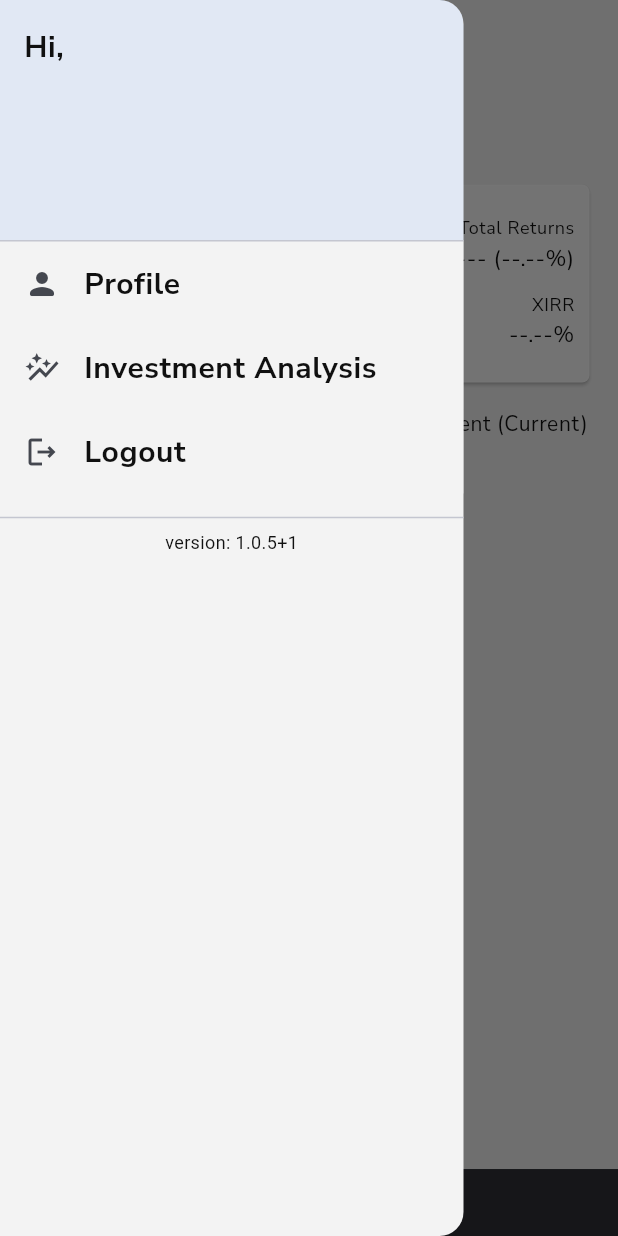
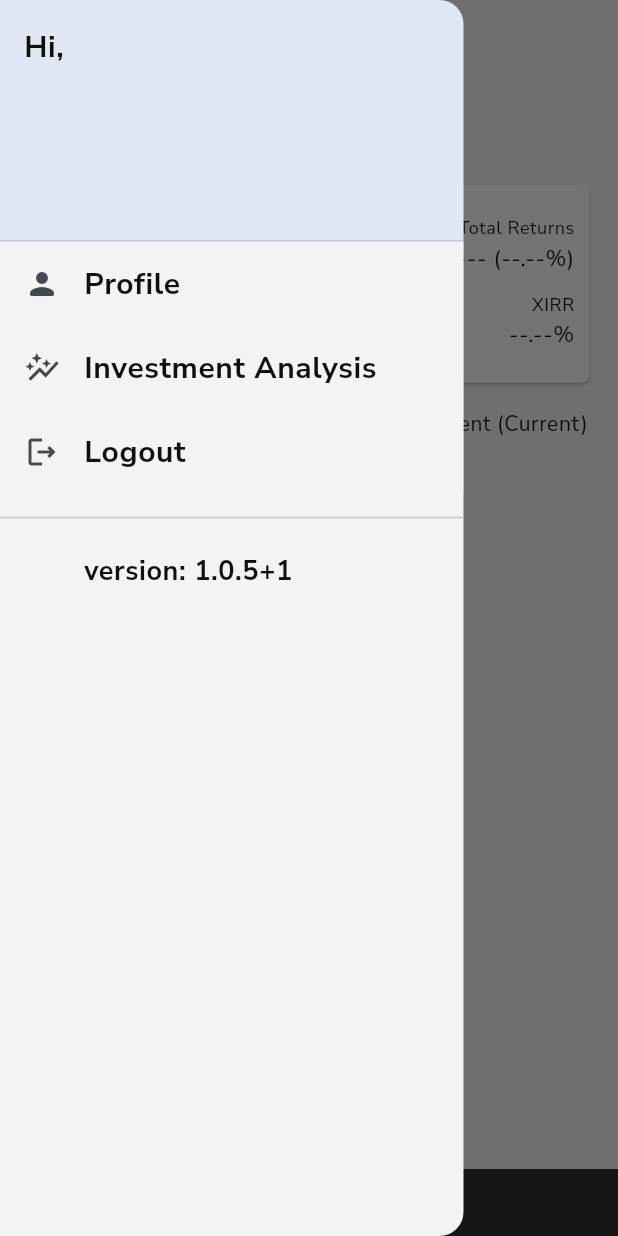
Before and after one commit to pramod0/potential, a Flutter app: the Dashboard screen opened directly, with the side drawer open, on a phone screen of 412 x 824 dp. Run offline on Flutter 3.47's test engine with Material 3 defaults, Android fonts, the phone set to English and light mode, and no system bars; drawn by our look-alikes of auto_size_text; our stand-ins replace flutter_easyloading, google_fonts, jwt_decoder, package_info, shared_preferences, syncfusion_flutter_charts; accounts and stored records are empty.

Commit message:
not solved version issue , irr removed

```diff
--- a/lib/screens/dashboard.dart
+++ b/lib/screens/dashboard.dart
@@ -1,23 +1,19 @@
 import 'dart:convert';
 
 import 'package:auto_size_text/auto_size_text.dart';
-import 'package:flutter/cupertino.dart';
 import 'package:flutter/foundation.dart';
 import 'package:flutter/material.dart';
 import 'package:flutter/services.dart';
-import 'package:flutter/widgets.dart';
 import 'package:flutter_easyloading/flutter_easyloading.dart';
 import 'package:intl/intl.dart';
+import 'package:package_info/package_info.dart';
 // import 'package:google_fonts/google_fonts.dart';
 import 'package:potential/app_assets_constants/AppColors.dart';
 import 'package:potential/models/token.dart';
 import 'package:potential/screens/graph_page.dart';
 import 'package:potential/screens/profile_page.dart';
 import 'package:potential/screens/schemeSummaryScreen.dart';
-import 'package:potential/utils/elevated_expaned.dart';
-// import 'package:potential/screens/settings_page.dart';
 import 'package:shared_preferences/shared_preferences.dart';
-import 'package:package_info/package_info.dart';
 
 import '../ApiService.dart';
 import '../app_assets_constants/app_strings.dart';
@@ -156,7 +152,6 @@ class _DashboardState extends State<Dashboard> {
   }
 
   Future<String> getData() async {
-
     SystemChannels.textInput.invokeMethod('TextInput.hide');
     bool connectionResult = await NetWorkUtil().checkInternetConnection();
     if (!connectionResult) {
@@ -284,7 +279,6 @@ class _DashboardState extends State<Dashboard> {
     });
     _getVersion();
     super.initState();
-
   }
 
   String _version = "0.0.0";
@@ -292,7 +286,9 @@ class _DashboardState extends State<Dashboard> {
     PackageInfo packageInfo = await PackageInfo.fromPlatform();
     setState(() {
       _version = "${packageInfo.version}+${packageInfo.buildNumber}";
+      if (kDebugMode) {
         print(_version);
+      }
     });
   }
 
@@ -376,13 +372,16 @@ class _DashboardState extends State<Dashboard> {
               elevation: 0,
               backgroundColor: hexToColor(AppColors.appThemeColor),
               width: MediaQuery.of(context).size.width * 0.75,
+              child: Container(
+                padding: EdgeInsets.zero,
                 child: ListView(
                   // Important: Remove any padding from the ListView.
                   // itemExtent: 100,
-                padding: EdgeInsets.zero,
+                  // padding: EdgeInsets.zero,
                   children: [
                     DrawerHeader(
                       margin: EdgeInsets.zero,
+                      // padding: EdgeInsets.zero,
                       decoration: BoxDecoration(
                         color: Colors.blueAccent.withOpacity(0.1),
                       ),
@@ -510,7 +509,7 @@ class _DashboardState extends State<Dashboard> {
                         // ),
                         ListTile(
                           tileColor: hexToColor(AppColors.appThemeColor),
-                        leading: Icon(Icons.logout_outlined),
+                          leading: const Icon(Icons.logout_outlined),
                           title: Text(
                             AppStrings.logoutButtonText,
                             style: kGoogleStyleTexts.copyWith(
@@ -524,14 +523,19 @@ class _DashboardState extends State<Dashboard> {
 
                         const SizedBox(height: 8), // Add some spacing
                         const Divider(), // Add a divider
-                      Padding(
-                        padding: const EdgeInsets.symmetric(horizontal: 16.0),
-                        child: Text(
+                        ListTile(
+                          // padding: const EdgeInsets.symmetric(horizontal: 16.0),
+                          // alignment: Alignm/ent.bottomLeft,
+                          leading: const SizedBox.shrink(),
+                          // leading: const Icon(Icons.ver),
+
+                          title: Text(
                             'version: $_version',
-                          textAlign: TextAlign.end,
-                          style: TextStyle(
-                            color: hexToColor(AppColors.blackTextColor),
-                            fontSize: 12.0,
+                            // textAlign: TextAlign.s,
+                            style: kGoogleStyleTexts.copyWith(
+                              fontWeight: FontWeight.w700,
+                              fontSize: 18,
+                              color: hexToColor(AppColors.blackTextColor),
                             ),
                           ),
                         ),
@@ -541,7 +545,7 @@ class _DashboardState extends State<Dashboard> {
                     // Flex(direction: Axis.vertical, children: [SizedBox()]),
                   ],
                 ),
-
+              ),
             ),
             backgroundColor: hexToColor(AppColors.appThemeColor),
             body: AllData.investedData.current != 0
@@ -552,7 +556,6 @@ class _DashboardState extends State<Dashboard> {
       ),
     );
   }
-
 
   SingleChildScrollView buildMainDataScreen(BuildContext context) {
     return SingleChildScrollView(
--- a/lib/screens/graph_page.dart
+++ b/lib/screens/graph_page.dart
@@ -1,7 +1,7 @@
 import 'package:flutter/material.dart';
 import 'package:potential/utils/AllData.dart';
+import 'package:provider/provider.dart';
 import 'package:syncfusion_flutter_charts/charts.dart';
-import 'package:provider/provider.dart';
 
 import '../app_assets_constants/AppColors.dart';
 import '../utils/appTools.dart';
--- a/lib/screens/settings_page.dart
+++ b/lib/screens/settings_page.dart
@@ -1,6 +1,8 @@
 import 'package:flutter/material.dart';
 
 class SettingsPage extends StatefulWidget {
+  const SettingsPage({super.key});
+
   @override
   _SettingsPageState createState() => _SettingsPageState();
 }
```
Also changed, not shown: lib/screens/schemeSummaryScreen.dart (+11 -7 lines). Lines whose indentation alone changed are shown as unchanged.
